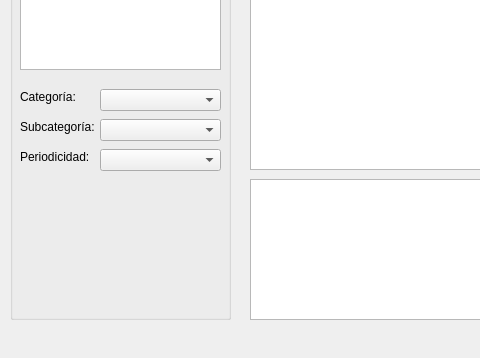
First picture: the form in ppcc/mainwindow.ui, repository ErnestoVivas/Multiconsult-ppcc, before the edit; both pictures show x 0 to 480 and y 310 to 668 of the 1118 by 668 pixel window.
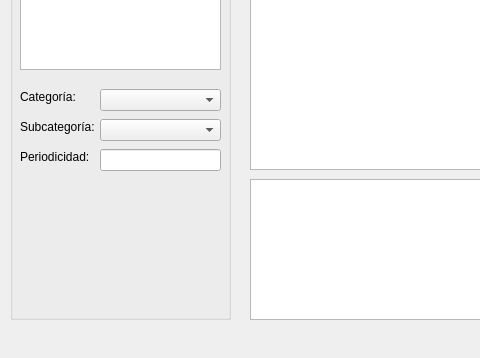
Second picture: the form after the edit. Custom widgets are drawn as their Qt base class.

What changed in the file:
```diff
--- a/ppcc/mainwindow.ui
+++ b/ppcc/mainwindow.ui
@@ -108,6 +108,9 @@
       <height>601</height>
      </rect>
     </property>
+    <property name="autoFillBackground">
+     <bool>true</bool>
+    </property>
     <property name="title">
      <string>Administrar archivos</string>
     </property>
@@ -196,7 +199,7 @@
       </rect>
      </property>
     </widget>
-    <widget class="QComboBox" name="comboBoxFileFreq">
+    <widget class="QLineEdit" name="lineEditFileFreq">
      <property name="geometry">
       <rect>
        <x>90</x>
```
Left out of the diff: 9 changed lines with no effect on the pictures.
